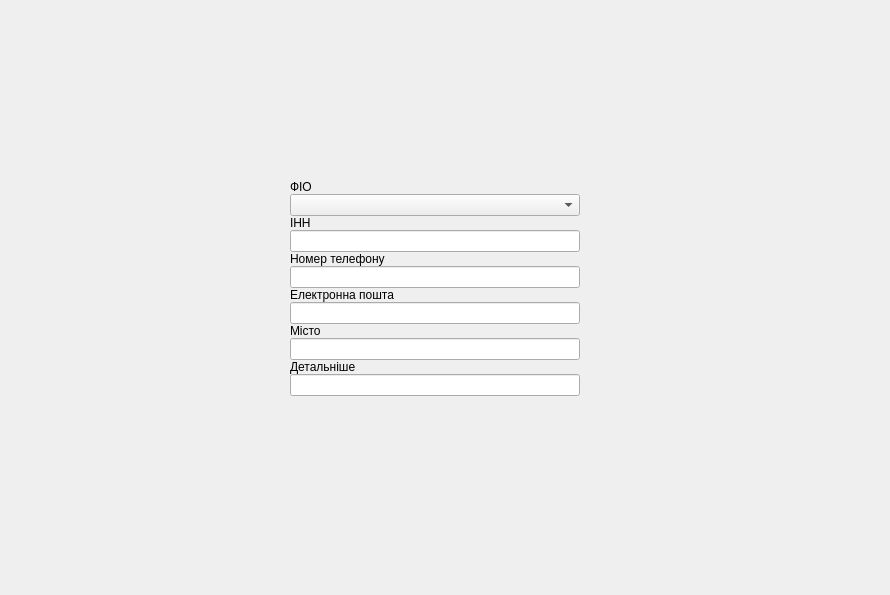
The window that src/View/addbuyer.ui (Fyz-dev/GunStore) describes before a commit, drawn with Qt 5.
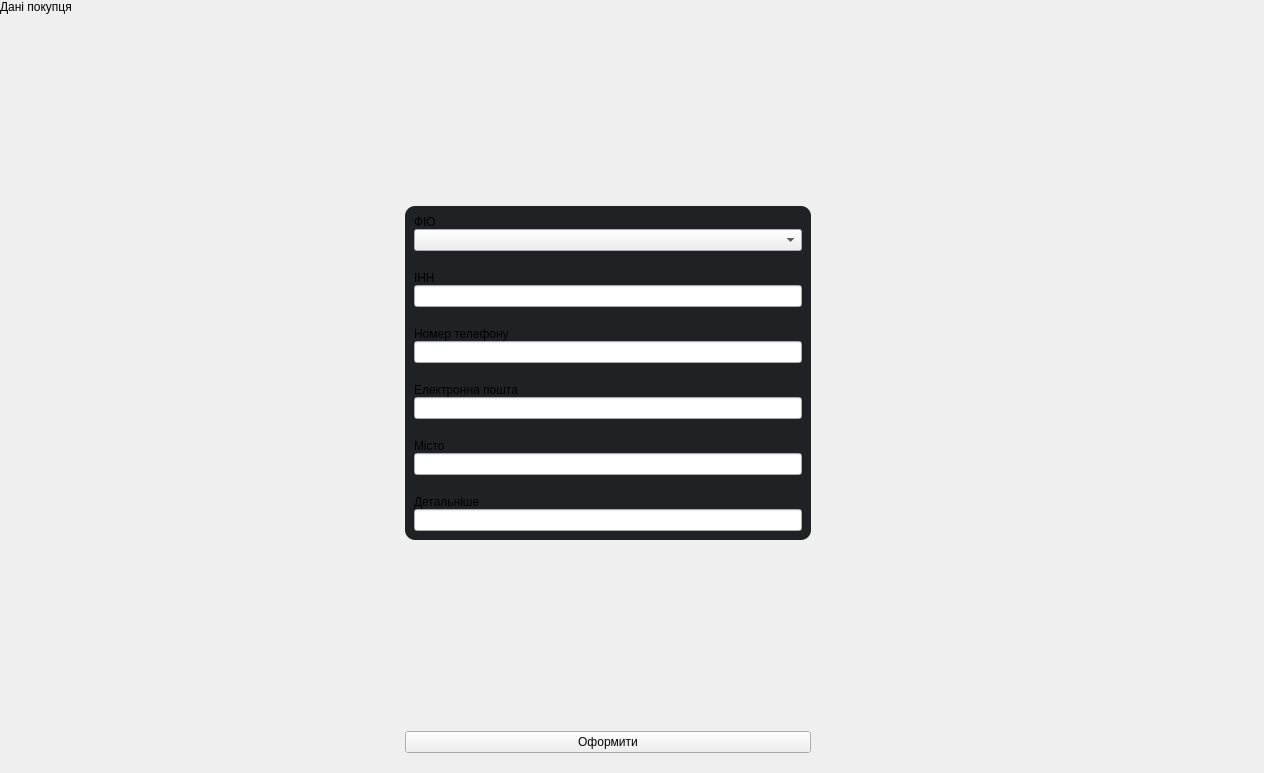
The same window after the commit.

What changed in the file:
```diff
--- a/src/View/addbuyer.ui
+++ b/src/View/addbuyer.ui
@@ -6,16 +6,22 @@
    <rect>
     <x>0</x>
     <y>0</y>
-    <width>890</width>
-    <height>595</height>
+    <width>1264</width>
+    <height>773</height>
    </rect>
   </property>
   <property name="windowTitle">
    <string>Form</string>
   </property>
-  <layout class="QHBoxLayout" name="horizontalLayout">
+  <property name="styleSheet">
+   <string notr="true">QWidget#widget{
+	border-radius: 10px;
+	background-color: #202124;
+}</string>
+  </property>
+  <layout class="QVBoxLayout" name="verticalLayout_11">
    <property name="spacing">
-    <number>0</number>
+    <number>5</number>
    </property>
    <property name="leftMargin">
     <number>0</number>
@@ -24,24 +30,41 @@
     <number>0</number>
    </property>
    <property name="rightMargin">
-    <number>20</number>
+    <number>48</number>
    </property>
    <property name="bottomMargin">
     <number>20</number>
    </property>
    <item>
-    <spacer name="horizontalSpacer">
+    <widget class="QLabel" name="label_2">
+     <property name="sizePolicy">
+      <sizepolicy hsizetype="Preferred" vsizetype="Fixed">
+       <horstretch>0</horstretch>
+       <verstretch>0</verstretch>
+      </sizepolicy>
+     </property>
+     <property name="text">
+      <string>Дані покупця</string>
+     </property>
+    </widget>
+   </item>
+   <item>
+    <layout class="QHBoxLayout" name="horizontalLayout">
+     <item>
+      <spacer name="horizontalSpacer_2">
      <property name="orientation">
       <enum>Qt::Horizontal</enum>
      </property>
      <property name="sizeHint" stdset="0">
       <size>
-       <width>284</width>
+         <width>40</width>
        <height>20</height>
       </size>
      </property>
     </spacer>
    </item>
+     <item>
+      <layout class="QVBoxLayout" name="verticalLayout_10">
    <item>
     <layout class="QVBoxLayout" name="verticalLayout_9">
      <item>
@@ -51,16 +74,25 @@
        </property>
        <property name="sizeHint" stdset="0">
         <size>
-         <width>20</width>
-         <height>40</height>
+             <width>290</width>
+             <height>10</height>
         </size>
        </property>
       </spacer>
      </item>
+         <item>
+          <widget class="QWidget" name="widget" native="true">
+           <layout class="QVBoxLayout" name="verticalLayout_2">
      <item>
       <layout class="QVBoxLayout" name="verticalLayout_8">
+              <property name="spacing">
+               <number>20</number>
+              </property>
        <item>
         <layout class="QVBoxLayout" name="verticalLayout">
+                <property name="spacing">
+                 <number>0</number>
+                </property>
          <item>
           <widget class="QLabel" name="label">
            <property name="text">
@@ -75,6 +107,9 @@
        </item>
        <item>
         <layout class="QVBoxLayout" name="verticalLayout_3">
+                <property name="spacing">
+                 <number>0</number>
+                </property>
          <item>
           <widget class="QLabel" name="label_3">
            <property name="text">
@@ -89,6 +124,9 @@
        </item>
        <item>
         <layout class="QVBoxLayout" name="verticalLayout_4">
+                <property name="spacing">
+                 <number>0</number>
+                </property>
          <item>
           <widget class="QLabel" name="label_4">
            <property name="text">
@@ -103,6 +141,9 @@
        </item>
        <item>
         <layout class="QVBoxLayout" name="verticalLayout_5">
+                <property name="spacing">
+                 <number>0</number>
+                </property>
          <item>
           <widget class="QLabel" name="label_5">
            <property name="text">
@@ -117,6 +158,9 @@
        </item>
        <item>
         <layout class="QVBoxLayout" name="verticalLayout_6">
+                <property name="spacing">
+                 <number>0</number>
+                </property>
          <item>
           <widget class="QLabel" name="label_6">
            <property name="text">
@@ -131,6 +175,9 @@
        </item>
        <item>
         <layout class="QVBoxLayout" name="verticalLayout_7">
+                <property name="spacing">
+                 <number>0</number>
+                </property>
          <item>
           <widget class="QLabel" name="label_7">
            <property name="text">
@@ -145,6 +192,9 @@
        </item>
       </layout>
      </item>
+           </layout>
+          </widget>
+         </item>
      <item>
       <spacer name="verticalSpacer_2">
        <property name="orientation">
@@ -152,8 +202,8 @@
        </property>
        <property name="sizeHint" stdset="0">
         <size>
-         <width>20</width>
-         <height>40</height>
+             <width>290</width>
+             <height>22</height>
         </size>
        </property>
       </spacer>
@@ -161,17 +211,28 @@
     </layout>
    </item>
    <item>
-    <spacer name="horizontalSpacer_2">
+        <widget class="QPushButton" name="buttonOrder">
+         <property name="text">
+          <string>Оформити</string>
+         </property>
+        </widget>
+       </item>
+      </layout>
+     </item>
+     <item>
+      <spacer name="horizontalSpacer">
      <property name="orientation">
       <enum>Qt::Horizontal</enum>
      </property>
      <property name="sizeHint" stdset="0">
       <size>
-       <width>284</width>
+         <width>40</width>
        <height>20</height>
       </size>
      </property>
     </spacer>
+     </item>
+    </layout>
    </item>
   </layout>
  </widget>
```
Lines whose indentation alone changed are shown as unchanged.
